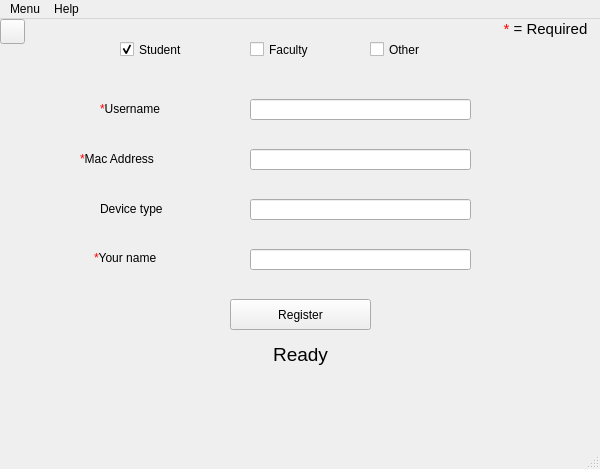
The window that mainwindow.ui (sagyakwa/Device-Registration) describes before a commit, drawn with Qt 5.
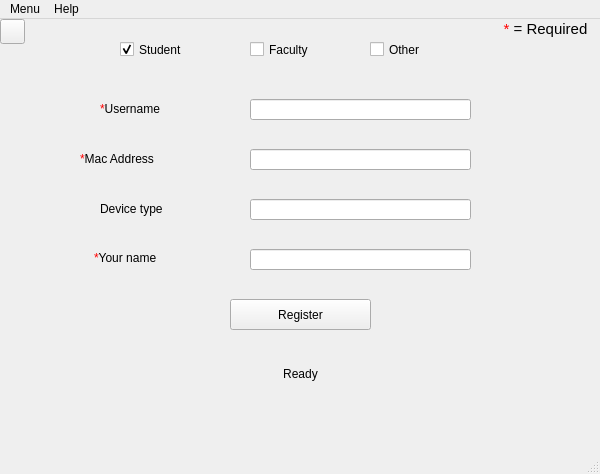
The same window after the commit. Icons and pictures are not drawn.

Commit message: made font and size of newly generated QLineedit the same as everything

The edit to the form file:
```diff
--- a/mainwindow.ui
+++ b/mainwindow.ui
@@ -7,7 +7,7 @@
     <x>0</x>
     <y>0</y>
     <width>600</width>
-    <height>469</height>
+    <height>474</height>
    </rect>
   </property>
   <property name="windowTitle">
@@ -101,9 +101,9 @@
    <widget class="QLabel" name="progress_label">
     <property name="geometry">
      <rect>
-      <x>160</x>
-      <y>310</y>
-      <width>281</width>
+      <x>10</x>
+      <y>330</y>
+      <width>581</width>
       <height>51</height>
      </rect>
     </property>
@@ -111,7 +111,7 @@
      <string notr="true">font: 12pt &quot;Verdana&quot;;</string>
     </property>
     <property name="text">
-     <string>&lt;html&gt;&lt;head/&gt;&lt;body&gt;&lt;p align=&quot;center&quot;&gt;&lt;span style=&quot; font-size:14pt;&quot;&gt;Ready&lt;/span&gt;&lt;/p&gt;&lt;/body&gt;&lt;/html&gt;</string>
+     <string>&lt;html&gt;&lt;head/&gt;&lt;body&gt;&lt;p align=&quot;center&quot;&gt;&lt;span style=&quot; font-size15pt;&quot;&gt;Ready&lt;/span&gt;&lt;/p&gt;&lt;/body&gt;&lt;/html&gt;</string>
     </property>
     <property name="alignment">
      <set>Qt::AlignCenter</set>
```
Left out of the diff: 2 changed lines with no effect on the pictures.
